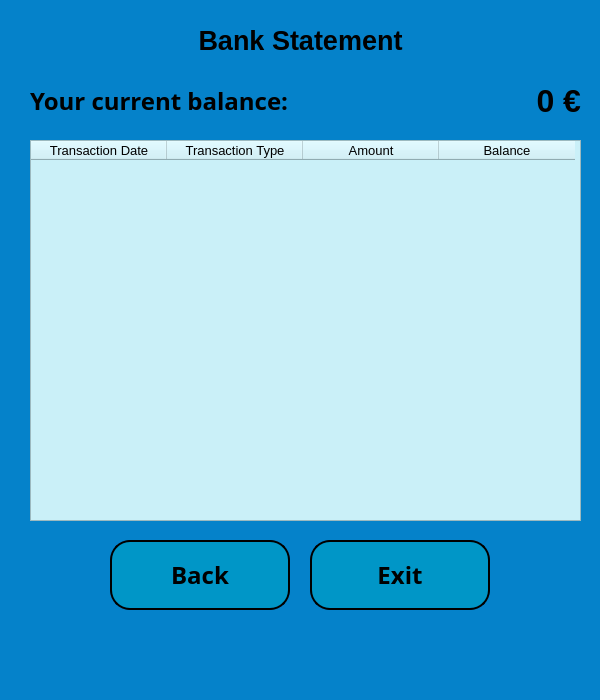
Qt form QT_designer/customer_statement_window.ui (sumeyrazenkin/Atm-Project) before a commit.
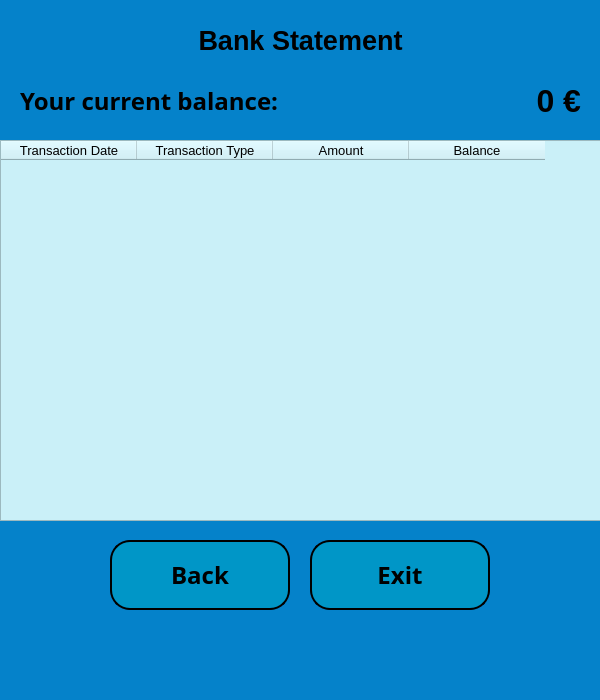
The same form after that commit.

What changed in the file:
```diff
--- a/QT_designer/customer_statement_window.ui
+++ b/QT_designer/customer_statement_window.ui
@@ -171,9 +171,9 @@
    <widget class="QTableWidget" name="csstatementwdw_tbl_statement">
     <property name="geometry">
      <rect>
-      <x>30</x>
+      <x>0</x>
       <y>140</y>
-      <width>551</width>
+      <width>601</width>
       <height>381</height>
      </rect>
     </property>
@@ -261,9 +261,9 @@
    <widget class="QWidget" name="layoutWidget">
     <property name="geometry">
      <rect>
-      <x>30</x>
+      <x>20</x>
       <y>75</y>
-      <width>551</width>
+      <width>561</width>
       <height>51</height>
      </rect>
     </property>
```
Left out of the diff: 12 changed lines with no effect on the pictures.
